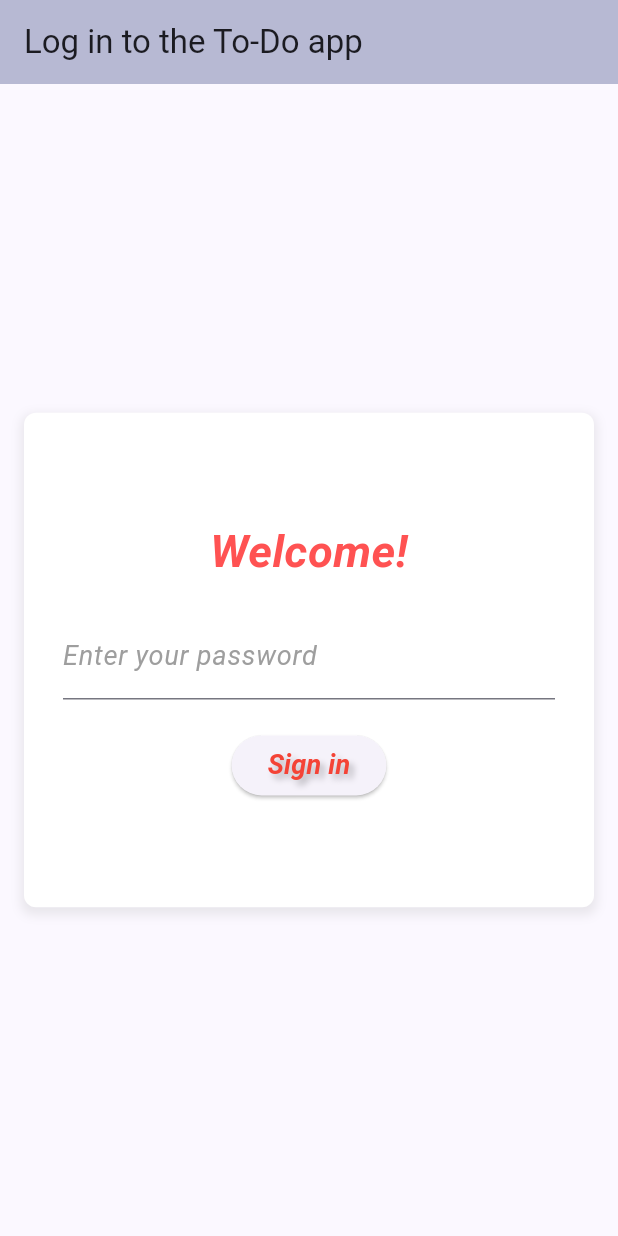
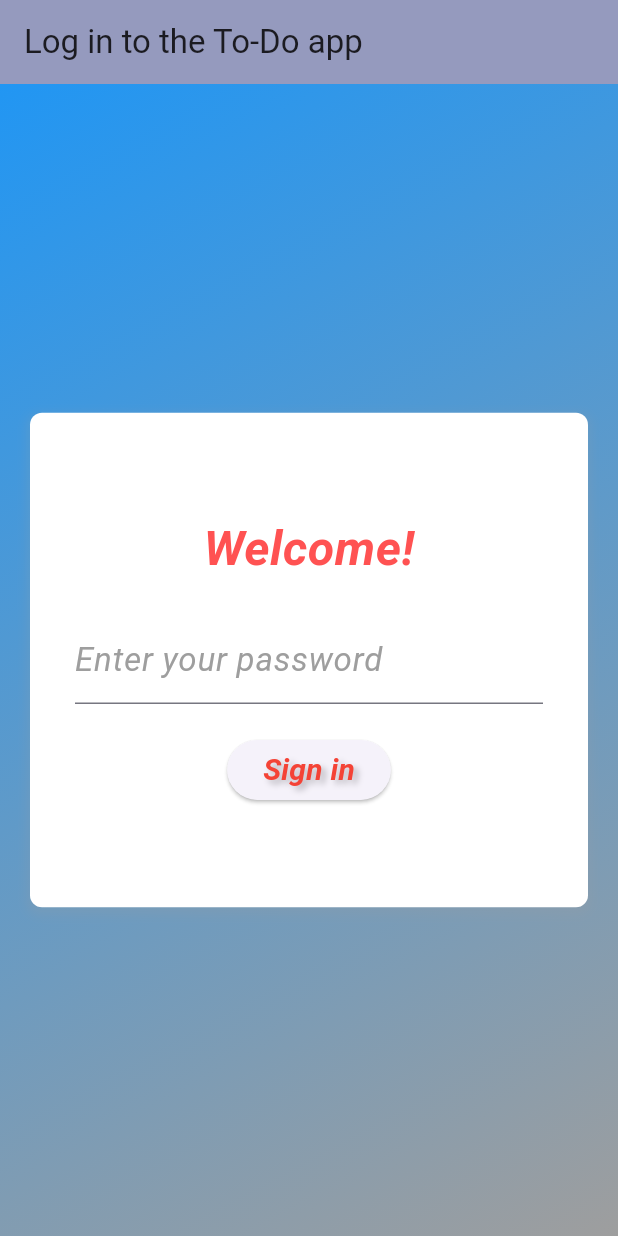
Before and after one commit to Spartakm67/flutter_home_work8, a Flutter app: the screen it shows after launch, on a phone screen of 412 x 824 dp. Run offline on Flutter 3.47's test engine with Material 3 defaults, Android fonts, the phone set to English and light mode, and no system bars; our stand-ins replace flutter_dotenv.

Commit message:
Styles updated

```diff
--- a/lib/main.dart
+++ b/lib/main.dart
@@ -1,6 +1,5 @@
 import 'package:flutter/material.dart';
 import 'package:flutter_dotenv/flutter_dotenv.dart';
-import 'package:flutter_home_work8/screens/home_screen.dart';
 import 'package:flutter_home_work8/screens/todo_screen.dart';
 import 'package:flutter_home_work8/screens/password_screen.dart';
 
@@ -15,7 +14,8 @@ class MyApp extends StatelessWidget {
   @override
   Widget build(BuildContext context) {
     return MaterialApp(
-      title: 'Flutter Demo',
+      debugShowCheckedModeBanner: false,
+      title: 'Flutter HW8',
       theme: ThemeData(
         colorScheme: ColorScheme.fromSeed(seedColor: Colors.indigo),
         useMaterial3: true,
@@ -23,7 +23,6 @@ class MyApp extends StatelessWidget {
       initialRoute: '/',
       routes: {
         '/': (context) => const PasswordScreen(),
-        '/home': (context) => const HomeScreen(),
         '/todo': (context) => const TodoScreen(),
       },
     );
--- a/lib/screens/password_screen.dart
+++ b/lib/screens/password_screen.dart
@@ -14,37 +14,27 @@ class PasswordScreenState extends State<PasswordScreen> {
   final TextEditingController _passwordController = TextEditingController();
   final String _correctPassword = dotenv.env['PASSWORD'] ?? '';
 
-  void _checkPassword() {
-    if (_passwordController.text == _correctPassword) {
-      ScaffoldMessenger.of(context).showSnackBar(
-        const SnackBar(
-          content: Text('Successful login!'),
-        ),
-      );
-      Navigator.pushReplacementNamed(context, '/todo');
-    } else {
-      ScaffoldMessenger.of(context).showSnackBar(
-        const SnackBar(
-          content: Text('Invalid password!'),
-        ),
-      );
-      _passwordController.clear();
-    }
-  }
-
   @override
   Widget build(BuildContext context) {
     return Scaffold(
       appBar: AppBar(
         title: const Text('Log in to the To-Do app'),
-        backgroundColor: Theme.of(context).colorScheme.primary.withOpacity(0.4),
+        backgroundColor: Theme.of(context).colorScheme.primary.withOpacity(0.6),
       ),
-      body: Center(
+      body: Container(
+         decoration: const BoxDecoration(
+          gradient: LinearGradient(
+            colors: [Colors.blue, Colors.grey],
+            begin: Alignment.topLeft,
+            end: Alignment.bottomRight,
+          ),
+        ),
+        child: Center(
           child: Padding(
-          padding: const EdgeInsets.all(16.0),
+            padding: const EdgeInsets.all(20.0),
             child: Container(
               height: MediaQuery.of(context).size.height * 0.4,
-            padding: const EdgeInsets.all(26.0),
+              padding: const EdgeInsets.all(30.0),
               decoration: ContainerStyles.containerDecoration,
               child: Column(
                 mainAxisAlignment: MainAxisAlignment.center,
@@ -78,6 +68,25 @@ class PasswordScreenState extends State<PasswordScreen> {
             ),
           ),
         ),
+      ),
     );
   }
+
+  void _checkPassword() {
+    if (_passwordController.text == _correctPassword) {
+      ScaffoldMessenger.of(context).showSnackBar(
+        const SnackBar(
+          content: Text('Successful login!'),
+        ),
+      );
+      Navigator.pushReplacementNamed(context, '/todo');
+    } else {
+      ScaffoldMessenger.of(context).showSnackBar(
+        const SnackBar(
+          content: Text('Invalid password!'),
+        ),
+      );
+      _passwordController.clear();
     }
+  }
+}
--- a/lib/styles/text_styles.dart
+++ b/lib/styles/text_styles.dart
@@ -2,7 +2,7 @@ import 'package:flutter/material.dart';
 
 class TextStyles {
   static const TextStyle buttonText = TextStyle(
-    fontSize: 18,
+    fontSize: 20,
     color: Colors.red,
     fontStyle: FontStyle.italic,
     fontWeight: FontWeight.bold,
@@ -27,7 +27,7 @@ class TextStyles {
 
   static TextStyle labelText(BuildContext context) {
     double screenWidth = MediaQuery.of(context).size.width;
-    double fontSize = screenWidth < 400 ? 12 : 18;
+    double fontSize = screenWidth < 400 ? 14 : 22;
     return TextStyle(
       fontSize: fontSize,
       color: Colors.grey,
@@ -36,7 +36,7 @@ class TextStyles {
   }
 
   static const TextStyle greetingsText = TextStyle(
-    fontSize: 30,
+    fontSize: 32,
     color: Colors.redAccent,
     fontStyle: FontStyle.italic,
     fontWeight: FontWeight.bold,
```
Also changed, not shown: lib/screens/home_screen.dart (deleted, +0 -38 lines). Lines whose indentation alone changed are shown as unchanged.
